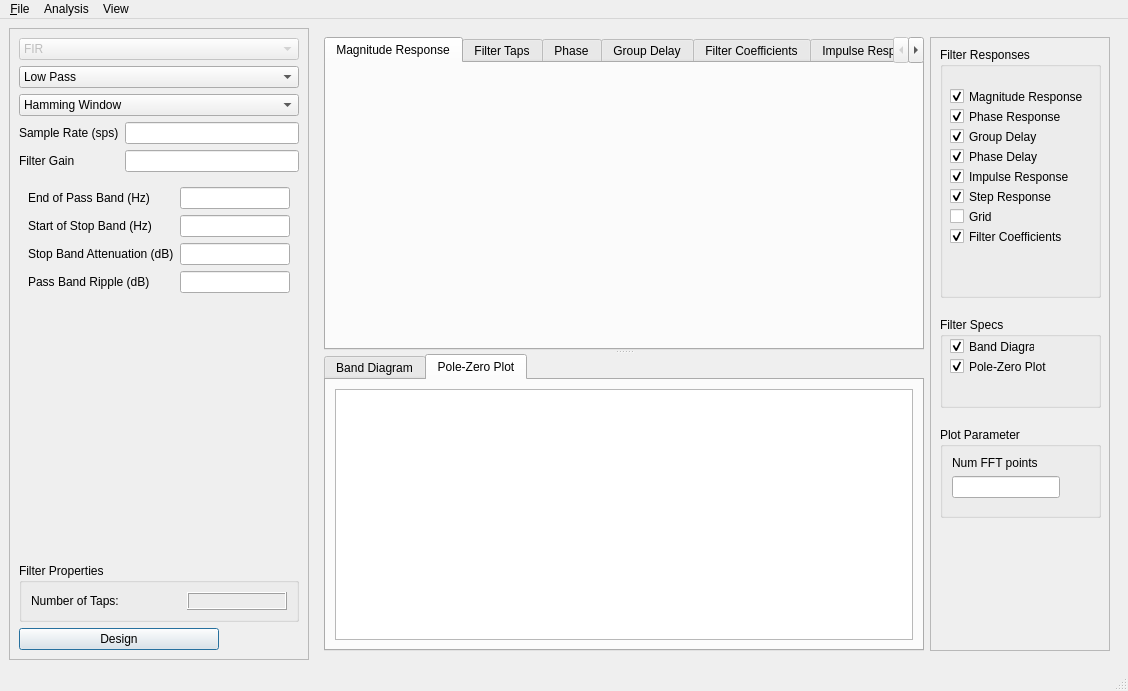
The window that python/pyqt_filter_stacked.ui (zeroXzero/gr-filtdes) describes before a commit, drawn with Qt 5.
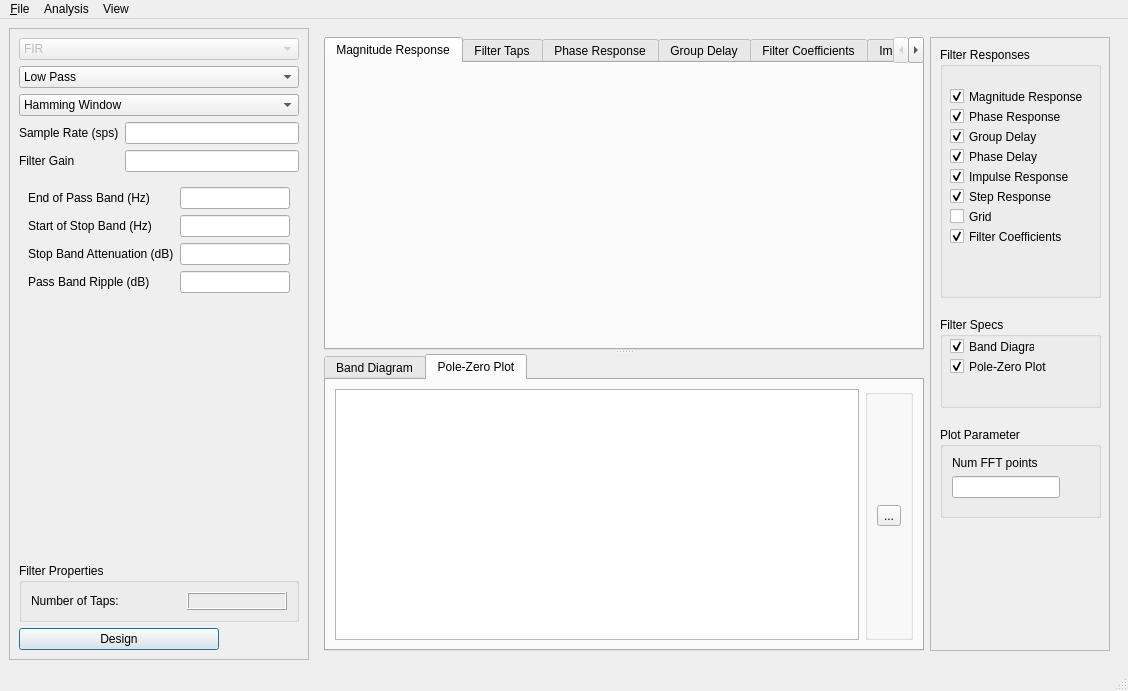
The same window after the commit. The open tabs and pages were chosen to show the change. Icons and pictures are not drawn. Custom widgets are drawn as their Qt base class.

```diff
--- a/python/pyqt_filter_stacked.ui
+++ b/python/pyqt_filter_stacked.ui
@@ -92,7 +92,7 @@
            </widget>
            <widget class="QWidget" name="phaseTab">
             <attribute name="title">
-             <string>Phase</string>
+             <string>Phase Response</string>
             </attribute>
             <layout class="QHBoxLayout" name="horizontalLayout_11">
              <item>
@@ -222,17 +222,58 @@
             <attribute name="title">
              <string>Pole-Zero Plot</string>
             </attribute>
-            <layout class="QHBoxLayout" name="horizontalLayout_14">
+            <layout class="QHBoxLayout" name="horizontalLayout_18">
              <item>
               <widget class="PzPlot" name="pzPlot">
                <property name="sizePolicy">
-                <sizepolicy hsizetype="Preferred" vsizetype="Preferred">
+                <sizepolicy hsizetype="Expanding" vsizetype="Expanding">
                  <horstretch>0</horstretch>
                  <verstretch>0</verstretch>
                 </sizepolicy>
                </property>
               </widget>
              </item>
+             <item>
+              <widget class="QGroupBox" name="pzgroupBox">
+               <property name="cursor">
+                <cursorShape>ArrowCursor</cursorShape>
+               </property>
+               <property name="title">
+                <string/>
+               </property>
+               <property name="flat">
+                <bool>false</bool>
+               </property>
+               <property name="checkable">
+                <bool>false</bool>
+               </property>
+               <layout class="QVBoxLayout" name="verticalLayout_3">
+                <item>
+                 <widget class="QToolButton" name="conjPush">
+                  <property name="toolTip">
+                   <string>Conjugate</string>
+                  </property>
+                  <property name="text">
+                   <string>...</string>
+                  </property>
+                  <property name="icon">
+                   <iconset>
+                    <normaloff>Settings_32x32.png</normaloff>Settings_32x32.png</iconset>
+                  </property>
+                  <property name="iconSize">
+                   <size>
+                    <width>16</width>
+                    <height>16</height>
+                   </size>
+                  </property>
+                  <property name="checkable">
+                   <bool>true</bool>
+                  </property>
+                 </widget>
+                </item>
+               </layout>
+              </widget>
+             </item>
             </layout>
            </widget>
           </widget>
@@ -840,7 +881,7 @@
             <attribute name="title">
              <string>Pole-Zero Plot</string>
             </attribute>
-            <layout class="QHBoxLayout" name="horizontalLayout_16">
+            <layout class="QHBoxLayout" name="horizontalLayout_14">
              <item>
               <widget class="PzPlot" name="mpzPlot">
                <property name="sizePolicy">
```
Left out of the diff: 45 changed lines with no effect on the pictures.
